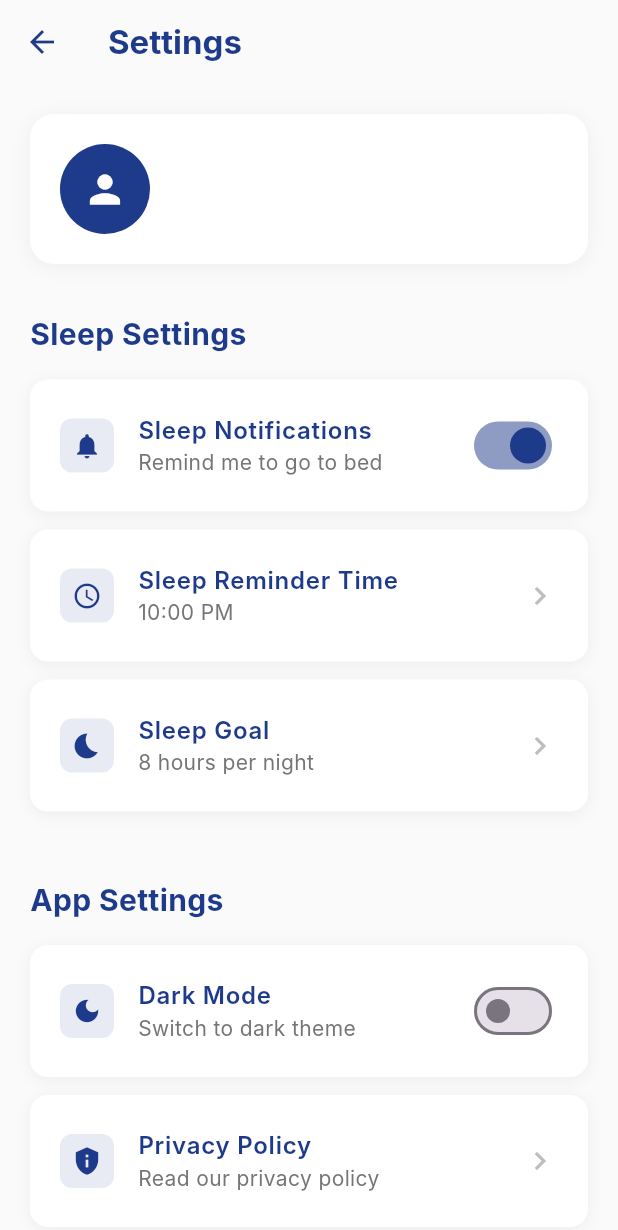
After one commit to T0whed/Project_250-Yawn-On-, a Flutter app: the HomePage screen opened by its route, after a tap on the "settings" icon, on a phone screen of 412 x 824 dp. The commit adds this screen. Shown: the top 1230 px of the screen. Run offline on Flutter 3.47's test engine with Material 3 defaults, Android fonts, the light colour scheme and no system bars; our stand-ins replace cloud_firestore, firebase_auth, firebase_core; accounts and stored records are empty; Roboto replaces fonts that are missing (Inter).

Commit message:
sign out in settings page added

```diff
--- /dev/null
+++ b/lib/screens/settings_page.dart
@@ -0,0 +1,369 @@
+// screens/settings_page.dart
+import 'package:flutter/material.dart';
+import 'package:firebase_auth/firebase_auth.dart';
+
+class SettingsPage extends StatefulWidget {
+  @override
+  _SettingsPageState createState() => _SettingsPageState();
+}
+
+class _SettingsPageState extends State<SettingsPage> {
+  final FirebaseAuth _auth = FirebaseAuth.instance;
+  bool _notificationsEnabled = true;
+  bool _darkModeEnabled = false;
+  String _sleepReminder = '10:00 PM';
+
+  @override
+  Widget build(BuildContext context) {
+    final user = _auth.currentUser;
+
+    return Scaffold(
+      backgroundColor: Color(0xFFFAFAFA),
+      appBar: AppBar(
+        title: Text(
+          'Settings',
+          style: TextStyle(
+            color: Color(0xFF1E3A8A),
+            fontWeight: FontWeight.bold,
+          ),
+        ),
+        backgroundColor: Colors.transparent,
+        elevation: 0,
+        iconTheme: IconThemeData(color: Color(0xFF1E3A8A)),
+      ),
+      body: SingleChildScrollView(
+        padding: EdgeInsets.all(20),
+        child: Column(
+          crossAxisAlignment: CrossAxisAlignment.start,
+          children: [
+            // Profile Section
+            Container(
+              padding: EdgeInsets.all(20),
+              decoration: BoxDecoration(
+                color: Colors.white,
+                borderRadius: BorderRadius.circular(16),
+                boxShadow: [
+                  BoxShadow(
+                    color: Color.fromRGBO(0, 0, 0, 0.05),
+                    blurRadius: 10,
+                    offset: Offset(0, 2),
+                  ),
+                ],
+              ),
+              child: Row(
+                children: [
+                  CircleAvatar(
+                    radius: 30,
+                    backgroundColor: Color(0xFF1E3A8A),
+                    child: Icon(
+                      Icons.person,
+                      color: Colors.white,
+                      size: 30,
+                    ),
+                  ),
+                  SizedBox(width: 16),
+                  Expanded(
+                    child: Column(
+                      crossAxisAlignment: CrossAxisAlignment.start,
+                      children: [
+                        Text(
+                          user?.displayName ?? 'User',
+                          style: TextStyle(
+                            fontSize: 18,
+                            fontWeight: FontWeight.bold,
+                            color: Color(0xFF1E3A8A),
+                          ),
+                        ),
+                        SizedBox(height: 4),
+                        Text(
+                          user?.email ?? 'user@example.com',
+                          style: TextStyle(
+                            fontSize: 14,
+                            color: Colors.grey[600],
+                          ),
+                        ),
+                      ],
+                    ),
+                  ),
+                ],
+              ),
+            ),
+
+            SizedBox(height: 32),
+
+            // Sleep Settings Section
+            _buildSectionTitle('Sleep Settings'),
+            SizedBox(height: 16),
+
+            _buildSettingsTile(
+              icon: Icons.notifications,
+              title: 'Sleep Notifications',
+              subtitle: 'Remind me to go to bed',
+              trailing: Switch(
+                value: _notificationsEnabled,
+                onChanged: (value) {
+                  setState(() {
+                    _notificationsEnabled = value;
+                  });
+                },
+                activeColor: Color(0xFF1E3A8A),
+              ),
+            ),
+
+            _buildSettingsTile(
+              icon: Icons.access_time,
+              title: 'Sleep Reminder Time',
+              subtitle: _sleepReminder,
+              trailing: Icon(Icons.chevron_right, color: Colors.grey[400]),
+              onTap: () => _showTimePickerDialog(),
+            ),
+
+            _buildSettingsTile(
+              icon: Icons.bedtime,
+              title: 'Sleep Goal',
+              subtitle: '8 hours per night',
+              trailing: Icon(Icons.chevron_right, color: Colors.grey[400]),
+              onTap: () => _showSleepGoalDialog(),
+            ),
+
+            SizedBox(height: 32),
+
+            // App Settings Section
+            _buildSectionTitle('App Settings'),
+            SizedBox(height: 16),
+
+            _buildSettingsTile(
+              icon: Icons.dark_mode,
+              title: 'Dark Mode',
+              subtitle: 'Switch to dark theme',
+              trailing: Switch(
+                value: _darkModeEnabled,
+                onChanged: (value) {
+                  setState(() {
+                    _darkModeEnabled = value;
+                  });
+                },
+                activeColor: Color(0xFF1E3A8A),
+              ),
+            ),
+
+            _buildSettingsTile(
+              icon: Icons.privacy_tip,
+              title: 'Privacy Policy',
+              subtitle: 'Read our privacy policy',
+              trailing: Icon(Icons.chevron_right, color: Colors.grey[400]),
+              onTap: () => _showPrivacyPolicy(),
+            ),
+
+            _buildSettingsTile(
+              icon: Icons.help,
+              title: 'Help & Support',
+              subtitle: 'Get help with the app',
+              trailing: Icon(Icons.chevron_right, color: Colors.grey[400]),
+              onTap: () => _showHelpSupport(),
+            ),
+
+            SizedBox(height: 32),
+
+            // Account Section
+            _buildSectionTitle('Account'),
+            SizedBox(height: 16),
+
+            _buildSettingsTile(
+              icon: Icons.logout,
+              title: 'Sign Out',
+              subtitle: 'Sign out of your account',
+              trailing: Icon(Icons.chevron_right, color: Colors.grey[400]),
+              onTap: () => _showSignOutDialog(),
+            ),
+
+            SizedBox(height: 40),
+          ],
+        ),
+      ),
+    );
+  }
+
+  Widget _buildSectionTitle(String title) {
+    return Text(
+      title,
+      style: TextStyle(
+        fontSize: 20,
+        fontWeight: FontWeight.bold,
+        color: Color(0xFF1E3A8A),
+      ),
+    );
+  }
+
+  Widget _buildSettingsTile({
+    required IconData icon,
+    required String title,
+    required String subtitle,
+    Widget? trailing,
+    VoidCallback? onTap,
+  }) {
+    return Container(
+      margin: EdgeInsets.only(bottom: 12),
+      decoration: BoxDecoration(
+        color: Colors.white,
+        borderRadius: BorderRadius.circular(12),
+        boxShadow: [
+          BoxShadow(
+            color: Colors.black.withOpacity(0.05),
+            blurRadius: 8,
+            offset: Offset(0, 2),
+          ),
+        ],
+      ),
+      child: ListTile(
+        contentPadding: EdgeInsets.symmetric(horizontal: 20, vertical: 8),
+        leading: Container(
+          padding: EdgeInsets.all(8),
+          decoration: BoxDecoration(
+            color: Color(0xFF1E3A8A).withOpacity(0.1),
+            borderRadius: BorderRadius.circular(8),
+          ),
+          child: Icon(
+            icon,
+            color: Color(0xFF1E3A8A),
+            size: 20,
+          ),
+        ),
+        title: Text(
+          title,
+          style: TextStyle(
+            fontSize: 16,
+            fontWeight: FontWeight.w600,
+            color: Color(0xFF1E3A8A),
+          ),
+        ),
+        subtitle: Text(
+          subtitle,
+          style: TextStyle(
+            fontSize: 14,
+            color: Colors.grey[600],
+          ),
+        ),
+        trailing: trailing,
+        onTap: onTap,
+      ),
+    );
+  }
+
+  void _showTimePickerDialog() {
+    showDialog(
+      context: context,
+      builder: (context) => AlertDialog(
+        title: Text('Set Sleep Reminder Time'),
+        content: Text('Time picker will be implemented here.'),
+        actions: [
+          TextButton(
+            onPressed: () => Navigator.pop(context),
+            child: Text('Cancel'),
+          ),
+          TextButton(
+            onPressed: () => Navigator.pop(context),
+            child: Text('Save'),
+          ),
+        ],
+      ),
+    );
+  }
+
+  void _showSleepGoalDialog() {
+    showDialog(
+      context: context,
+      builder: (context) => AlertDialog(
+        title: Text('Set Sleep Goal'),
+        content: Text('Sleep goal picker will be implemented here.'),
+        actions: [
+          TextButton(
+            onPressed: () => Navigator.pop(context),
+            child: Text('Cancel'),
+          ),
+          TextButton(
+            onPressed: () => Navigator.pop(context),
+            child: Text('Save'),
+          ),
+        ],
+      ),
+    );
+  }
+
+  void _showPrivacyPolicy() {
+    showDialog(
+      context: context,
+      builder: (context) => AlertDialog(
+        title: Text('Privacy Policy'),
+        content: Text('Privacy policy content will be displayed here.'),
+        actions: [
+          TextButton(
+            onPressed: () => Navigator.pop(context),
+            child: Text('Close'),
+          ),
+        ],
+      ),
+    );
+  }
+
+  void _showHelpSupport() {
+    showDialog(
+      context: context,
+      builder: (context) => AlertDialog(
+        title: Text('Help & Support'),
+        content: Text('Help and support options will be displayed here.'),
+        actions: [
+          TextButton(
+            onPressed: () => Navigator.pop(context),
+            child: Text('Close'),
+          ),
+        ],
+      ),
+    );
+  }
+
+  void _showSignOutDialog() {
+    showDialog(
+      context: context,
+      builder: (context) => AlertDialog(
+        title: Text('Sign Out'),
+        content: Text('Are you sure you want to sign out?'),
+        actions: [
+          TextButton(
+            onPressed: () => Navigator.pop(context),
+            child: Text('Cancel'),
+          ),
+          TextButton(
+            onPressed: () async {
+              Navigator.pop(context); // Close dialog first
+              await _signOut();
+            },
+            child: Text(
+              'Sign Out',
+              style: TextStyle(color: Colors.red),
+            ),
+          ),
+        ],
+      ),
+    );
+  }
+
+  Future<void> _signOut() async {
+  try {
+    await _auth.signOut();
+    // Force navigation to sign in page and clear all previous routes
+    Navigator.pushNamedAndRemoveUntil(
+      context,
+      '/signin',
+      (route) => false,
+    );
+  } catch (e) {
+    ScaffoldMessenger.of(context).showSnackBar(
+      SnackBar(
+        content: Text('Error signing out: ${e.toString()}'),
+        backgroundColor: Colors.red,
+      ),
+    );
+  }
+}
+}
--- a/lib/widgets/top_bar.dart
+++ b/lib/widgets/top_bar.dart
@@ -1,5 +1,6 @@
 // widgets/top_bar.dart
 import 'package:flutter/material.dart';
+import '../screens/settings_page.dart';
 
 class TopBar extends StatelessWidget {
   @override
@@ -30,10 +31,25 @@ class TopBar extends StatelessWidget {
               color: Colors.grey[600],
             ),
           ),
-          Icon(
-            Icons.settings,
-            color: Colors.grey[600],
-            size: 24,
+          GestureDetector(
+            onTap: () {
+              Navigator.push(
+                context,
+                MaterialPageRoute(builder: (context) => SettingsPage()),
+              );
+            },
+            child: Container(
+              padding: EdgeInsets.all(8),
+              decoration: BoxDecoration(
+                color: Colors.grey[100],
+                borderRadius: BorderRadius.circular(8),
+              ),
+              child: Icon(
+                Icons.settings,
+                color: Colors.grey[600],
+                size: 24,
+              ),
+            ),
           ),
         ],
       ),
--- a/pubspec.yaml
+++ b/pubspec.yaml
@@ -36,6 +36,7 @@ dependencies:
   cupertino_icons: ^1.0.8
   firebase_auth: ^5.5.4
   cloud_firestore: ^5.6.8
+  firebase_core: ^3.13.1
 
 dev_dependencies:
   flutter_test:
```
Also changed, not shown: lib/main.dart (+28 -3 lines), lib/screens/sign_up.dart (+7 -9 lines), lib/screens/welcome_screen.dart (+24 -9 lines), pubspec.lock.
